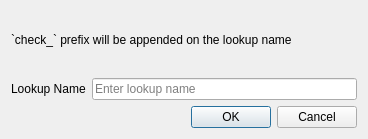
First picture: the form in ui/wizard/ui_lookup_entity.ui, repository gltn/stdm, before the edit.
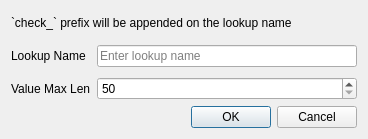
Second picture: the form after the edit.

Diff of the .ui file:
```diff
--- a/ui/wizard/ui_lookup_entity.ui
+++ b/ui/wizard/ui_lookup_entity.ui
@@ -79,6 +79,23 @@
          </property>
         </widget>
        </item>
+       <item row="2" column="0">
+        <widget class="QLabel" name="label_3">
+         <property name="text">
+          <string>Value Max Len</string>
+         </property>
+        </widget>
+       </item>
+       <item row="2" column="1">
+        <widget class="QSpinBox" name="edtValueMaxLen">
+         <property name="minimum">
+          <number>50</number>
+         </property>
+         <property name="maximum">
+          <number>999</number>
+         </property>
+        </widget>
+       </item>
       </layout>
      </item>
     </layout>
```
